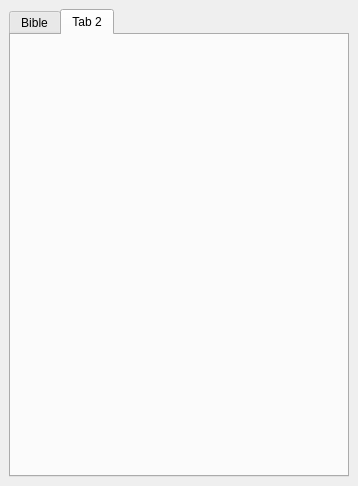
First picture: the form in src/gui/panel/leftpanel/leftpanel.ui, repository axsapronov/QSopherim, before the edit.
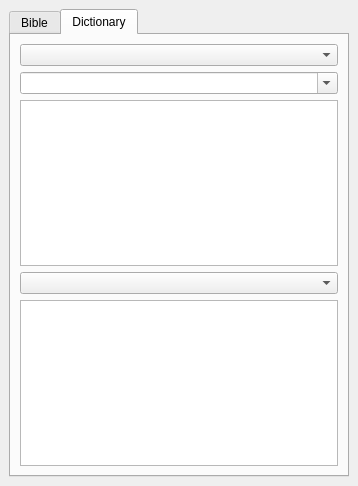
Second picture: the form after the edit. The open tabs and pages were chosen to show the change.

The edit to the form file:
```diff
--- a/src/gui/panel/leftpanel/leftpanel.ui
+++ b/src/gui/panel/leftpanel/leftpanel.ui
@@ -98,11 +98,27 @@
       </widget>
       <widget class="QWidget" name="tab_2">
        <attribute name="title">
-        <string>Tab 2</string>
+        <string>Dictionary</string>
        </attribute>
        <layout class="QGridLayout" name="gridLayout_3">
         <item row="0" column="0">
-         <layout class="QVBoxLayout" name="verticalLayout"/>
+         <widget class="QComboBox" name="comBDictList"/>
+        </item>
+        <item row="1" column="0">
+         <widget class="QComboBox" name="comBWordList">
+          <property name="editable">
+           <bool>true</bool>
+          </property>
+         </widget>
+        </item>
+        <item row="2" column="0">
+         <widget class="QListView" name="ListViewWordList"/>
+        </item>
+        <item row="3" column="0">
+         <widget class="QComboBox" name="comBDictListFindWord"/>
+        </item>
+        <item row="4" column="0">
+         <widget class="QTextBrowser" name="view"/>
         </item>
        </layout>
       </widget>
```
